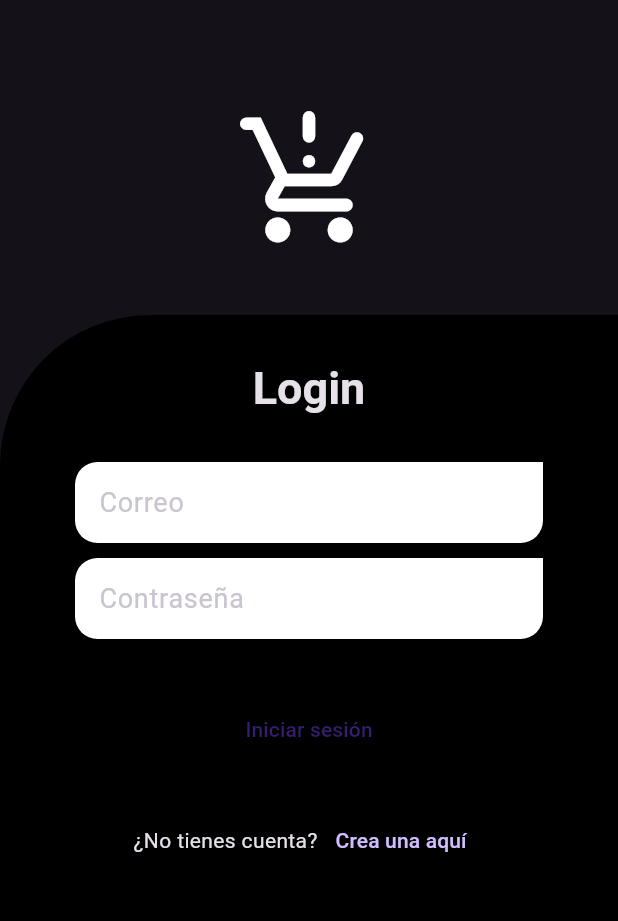
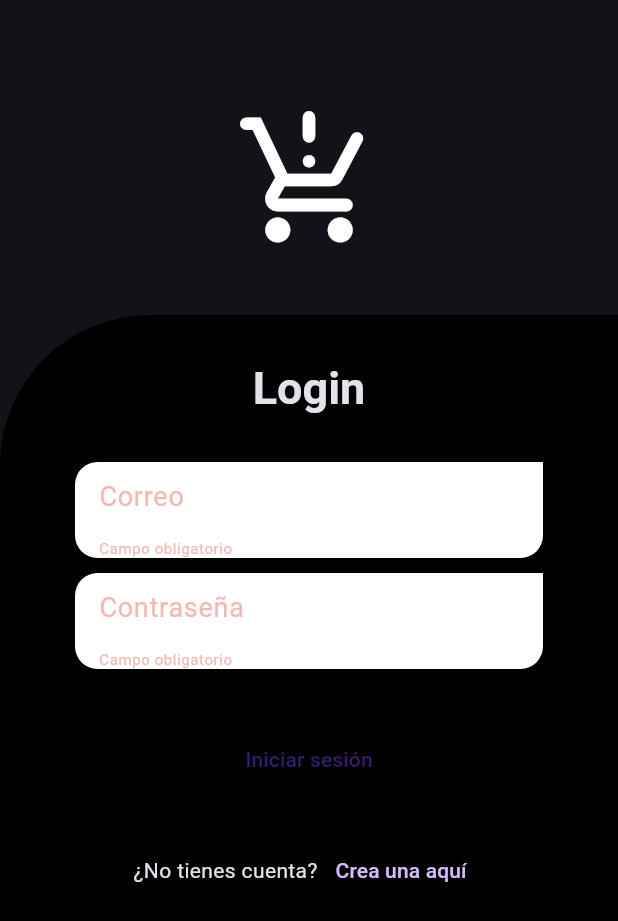
Before and after one commit to yunesss00/gestor_del_hogar, a Flutter app: the screen it shows after launch, after a tap on "Iniciar sesión", on a phone screen of 412 x 824 dp. Shown: the top 921 px of the screen. Run offline on Flutter 3.47's test engine with Material 2 defaults, Android fonts, the light colour scheme and no system bars; our stand-ins replace dio, firebase_auth, firebase_core, flutter_dotenv, get_it, go_router and 2 more; missing offline and left inert: dart:ffi; accounts and stored records are empty; Roboto replaces fonts that are missing (Montserrat).

Commit message:
login y registeer funcionando (otra vez)

```diff
--- a/lib/modulos/auth/screens/check_auth_status_screen.dart
+++ b/lib/modulos/auth/screens/check_auth_status_screen.dart
@@ -20,7 +20,8 @@
           // Utilizamos addPostFrameCallback para ejecutar la lógica después de construir los widgets
           WidgetsBinding.instance!.addPostFrameCallback((_) {
             if (snapshot.data == true) {
-              context.go('/home-screen');
+              context.go('/login-screen');
+              //TODO
             } else {
               context.go('/login-screen');
             }
--- a/lib/modulos/auth/screens/login_screen.dart
+++ b/lib/modulos/auth/screens/login_screen.dart
@@ -14,7 +14,9 @@
     final size = MediaQuery.of(context).size;
     final scaffoldBackgroundColor = Theme.of(context).scaffoldBackgroundColor;
 
-    return Scaffold(
+    return GestureDetector(
+      onTap: () => FocusManager.instance.primaryFocus?.unfocus(),
+      child: Scaffold(
         body: SingleChildScrollView(
           physics: const ClampingScrollPhysics(),
           child: Column(
@@ -38,6 +40,7 @@
                 child: const _LoginForm(),
               )
             ],
+          ),
         ),
       ),
     );
@@ -70,6 +73,7 @@
                 if (value == null || value.trim().isEmpty) return "Campo obligatorio";
                 if (!value.contains('@')) return "El correo no tiene formato válido.";
                 if (!value.contains('.')) return "El correo no tiene formato válido.";
+                return null;
               },
               keyboardType: TextInputType.emailAddress,
             ),
@@ -80,7 +84,8 @@
               controller: controllerPassword,
               validator: (value) {
                 if (value == null || value.trim().isEmpty) return "Campo obligatorio";
-                if (value.length < 6) return "La contraseña es poco segura";
+                if (value.length < 6) return "La contraseña es demasiado corta";
+                return null;
               },
             ),
             const SizedBox(height: 30),
@@ -91,10 +96,14 @@
                 text: 'Iniciar sesión',
                 buttonColor: Colors.black,
                 onPressed: () async {
+                  if (_formKey.currentState!.validate()) {
                     if (await authController.login(controllerEmail.text, controllerPassword.text)) {
                       context.push('/home-screen');
-                  } else {
-                    // Tratar el caso cuando el inicio de sesión falla
+                    }else{
+                      const snackBar = SnackBar(
+                          content: Text('Usuario no encontrado'));
+                      ScaffoldMessenger.of(context).showSnackBar(snackBar);
+                    }
                   }
                 },
               ),
--- a/lib/presentation/shared/widgets/custom_text_form_field.dart
+++ b/lib/presentation/shared/widgets/custom_text_form_field.dart
@@ -55,7 +55,7 @@
         validator: validator,
         obscureText: obscureText,
         keyboardType: keyboardType,
-        style: const TextStyle( fontSize: 20, color: Colors.black54 ),
+        style: const TextStyle( fontSize: 15, color: Colors.black54 ),
         decoration: InputDecoration(
           floatingLabelStyle: const TextStyle(color: Colors.black, fontWeight: FontWeight.bold, fontSize: 18),
           enabledBorder: border,
```
Also changed, not shown: lib/modulos/auth/screens/register_screen.dart (+20 -2 lines), 1 other file. Lines whose indentation alone changed are shown as unchanged.
